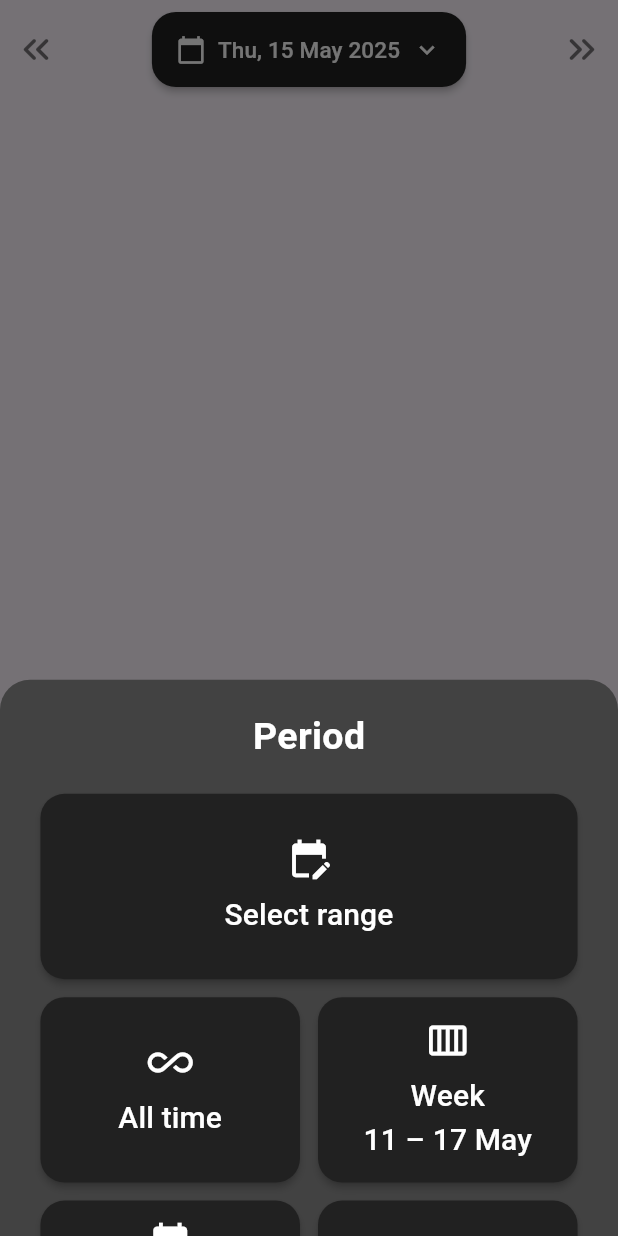
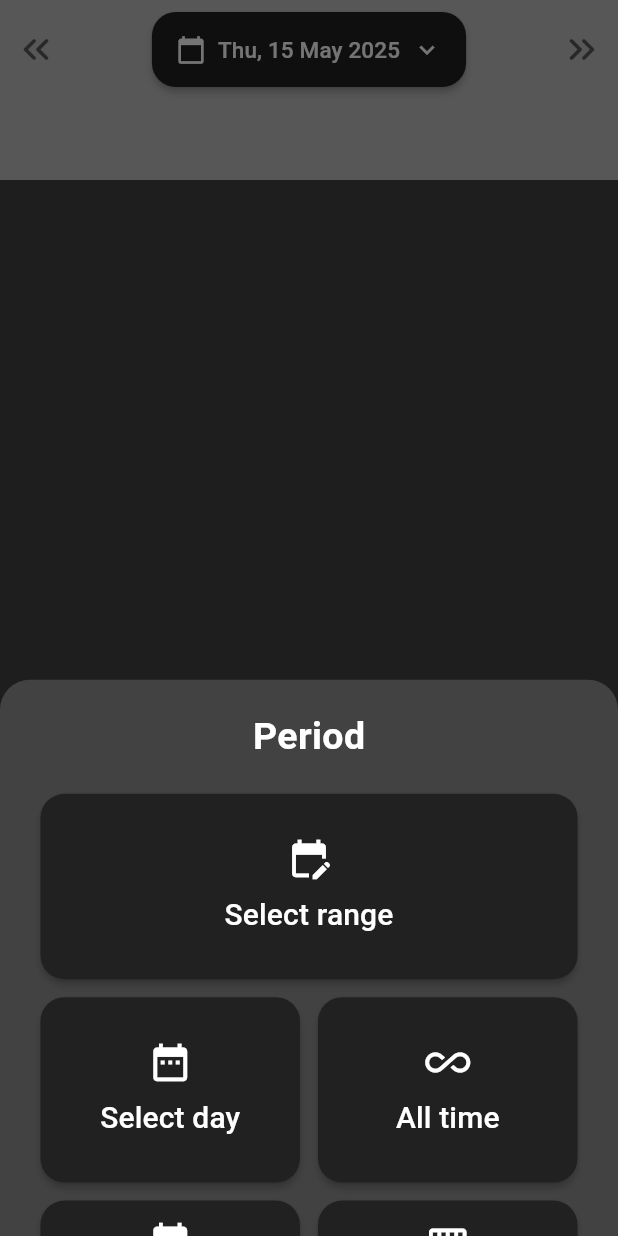
Before and after one commit to Beastarz/money_minder, a Flutter app: the CategoriesPage screen opened directly, after a tap on "Thu, 15 May 2025", on a phone screen of 412 x 824 dp. Run offline on Flutter 3.47's test engine with Material 3 defaults, Android fonts, the phone set to English and light mode, and no system bars; our stand-ins replace google_nav_bar.

Commit message:
add appThemes, calendar selector

```diff
--- a/lib/components/calendar_bar/period_bottom_sheet.dart
+++ b/lib/components/calendar_bar/period_bottom_sheet.dart
@@ -1,4 +1,6 @@
 import 'package:flutter/material.dart';
+import 'package:money_minder/components/calendar_bar/period_tile.dart';
+import 'package:money_minder/components/calendar_bar/calendar_selector_helper.dart';
 
 import '../../style/app_color.dart';
 import '../../style/app_size.dart';
@@ -26,46 +28,57 @@ class PeriodBottomSheet extends StatelessWidget {
             spacing: 12,
             runSpacing: 12,
             children: [
-              _periodTile(context, 'Select range', Icons.edit_calendar,
-                width: MediaQuery.of(context).size.width * 0.84 + 12),
-              _periodTile(context, 'All time', Icons.all_inclusive),
-              _periodTile(context, 'Week\n11 – 17 May', Icons.calendar_view_week),
-              _periodTile(context, 'Today\n15 May', Icons.today),
-              _periodTile(context, 'Select day', Icons.date_range),
-              _periodTile(context, 'Month\nMay 2025', Icons.calendar_month),
-              _periodTile(context, 'Year\n2025', Icons.calendar_today),
+              PeriodTile(
+                  parentContext: context,
+                  label: 'Select range',
+                  icon: Icons.edit_calendar,
+                  onPressed: () {
+                    CalendarSelectorHelper.showCustomDateRangePicker(context);
+                  },
+                  width: MediaQuery.of(context).size.width * 0.84 + 12
+              ),
+              PeriodTile(
+                  parentContext: context,
+                  label: 'Select day',
+                  icon: Icons.date_range,
+                  onPressed: () {
+                    CalendarSelectorHelper.selectDate(context);
+                  }
+              ),
+              PeriodTile(
+                  parentContext:context,
+                  label: 'All time',
+                  icon: Icons.all_inclusive,
+                  onPressed: () {}
+              ),
+              PeriodTile(
+                  parentContext: context,
+                  label: 'Today\n15 May',
+                  icon: Icons.today,
+                  onPressed: () {}
+              ),
+              PeriodTile(
+                  parentContext: context,
+                  label: 'Week\n11 – 17 May',
+                  icon: Icons.calendar_view_week,
+                  onPressed: () {}
+              ),
+              PeriodTile(
+                  parentContext: context,
+                  label: 'Month\nMay 2025',
+                  icon: Icons.calendar_month,
+                  onPressed: () {}
+              ),
+              PeriodTile(
+                  parentContext: context,
+                  label: 'Year\n2025',
+                  icon: Icons.calendar_today,
+                  onPressed: () {}
+              ),
             ],
           ),
         ],
       ),
     );
   }
-
-  Widget _periodTile(BuildContext context, String label, IconData icon,
-    {double height = 0, double width = 0}) {
-    return MaterialButton(
-      onPressed: () {},
-      height: height == 0 ? MediaQuery.of(context).size.width * 0.30 : height,
-      minWidth: width == 0 ? MediaQuery.of(context).size.width * 0.42 : width,
-      padding: EdgeInsets.all(AppSize.smallPadding),
-      color: AppColor.primary,
-      shape: RoundedRectangleBorder(
-        borderRadius: BorderRadius.circular(AppSize.borderRadius),
-      ),
-      child: Column(
-        children: [
-          Icon(icon, color: AppColor.lightIcon, size: AppSize.bigIcon),
-          const SizedBox(height: 8),
-          Text(
-            label,
-            style: TextStyle(
-                color: AppColor.lightText,
-                fontSize: AppSize.heading2
-            ),
-            textAlign: TextAlign.center,
-          ),
-        ],
-      ),
-    );
-  }
 }
--- /dev/null
+++ b/lib/components/calendar_bar/period_tile.dart
@@ -0,0 +1,52 @@
+import 'package:flutter/material.dart';
+
+import '../../style/app_color.dart';
+import '../../style/app_size.dart';
+
+class PeriodTile extends StatelessWidget {
+
+  final BuildContext parentContext;
+  final String label;
+  final IconData icon;
+  final void Function()? onPressed;
+  final double height;
+  final double width;
+
+  const PeriodTile({
+    super.key,
+    required this.parentContext,
+    required this.label,
+    required this.icon,
+    required this.onPressed,
+    this.height = 0,
+    this.width = 0,
+  });
+
+  @override
+  Widget build(BuildContext context) {
+    return MaterialButton(
+      onPressed: onPressed,
+      height: height == 0 ? MediaQuery.of(parentContext).size.width * 0.30 : height,
+      minWidth: width == 0 ? MediaQuery.of(parentContext).size.width * 0.42 : width,
+      padding: EdgeInsets.all(AppSize.smallPadding),
+      color: AppColor.primary,
+      shape: RoundedRectangleBorder(
+        borderRadius: BorderRadius.circular(AppSize.borderRadius),
+      ),
+      child: Column(
+        children: [
+          Icon(icon, color: AppColor.lightIcon, size: AppSize.bigIcon),
+          const SizedBox(height: 8),
+          Text(
+            label,
+            style: TextStyle(
+                color: AppColor.lightText,
+                fontSize: AppSize.heading2
+            ),
+            textAlign: TextAlign.center,
+          ),
+        ],
+      ),
+    );;
+  }
+}
--- /dev/null
+++ b/lib/style/app_themes.dart
@@ -0,0 +1,44 @@
+import 'package:flutter/material.dart';
+import 'app_color.dart';
+
+/// A central class to manage light and dark themes for the app.
+class AppThemes {
+  /// Light theme configuration using custom colors.
+  static final ThemeData lightTheme = ThemeData(
+    brightness: Brightness.light,
+    scaffoldBackgroundColor: AppColor.secondary,
+    primaryColor: AppColor.primary,
+    iconTheme: IconThemeData(color: AppColor.darkIcon),
+    textTheme: TextTheme(
+      bodyLarge: TextStyle(color: AppColor.darkText),
+    ),
+    appBarTheme: AppBarTheme(
+      backgroundColor: AppColor.tertiary,
+      iconTheme: IconThemeData(color: AppColor.darkIcon),
+      titleTextStyle: TextStyle(
+        color: AppColor.darkText,
+        fontSize: 20,
+      ),
+    ),
+  );
+
+  /// Dark theme configuration using custom colors.
+  static final ThemeData darkTheme = ThemeData(
+    brightness: Brightness.dark,
+    scaffoldBackgroundColor: AppColor.primary,
+    primaryColor: AppColor.secondary,
+    iconTheme: IconThemeData(color: AppColor.lightIcon),
+    textTheme: TextTheme(
+      bodyLarge: TextStyle(color: AppColor.lightText),
+    ),
+    appBarTheme: AppBarTheme(
+      backgroundColor: AppColor.secondary,
+      iconTheme: IconThemeData(color: AppColor.lightIcon),
+      titleTextStyle: TextStyle(
+        color:
+        AppColor.lightText,
+        fontSize: 20,
+      ),
+    ),
+  );
+}
```
Also changed, not shown: lib/components/calendar_bar/calendar_selector_helper.dart (added, +95 -0 lines), lib/main.dart (+7 -1 lines).
